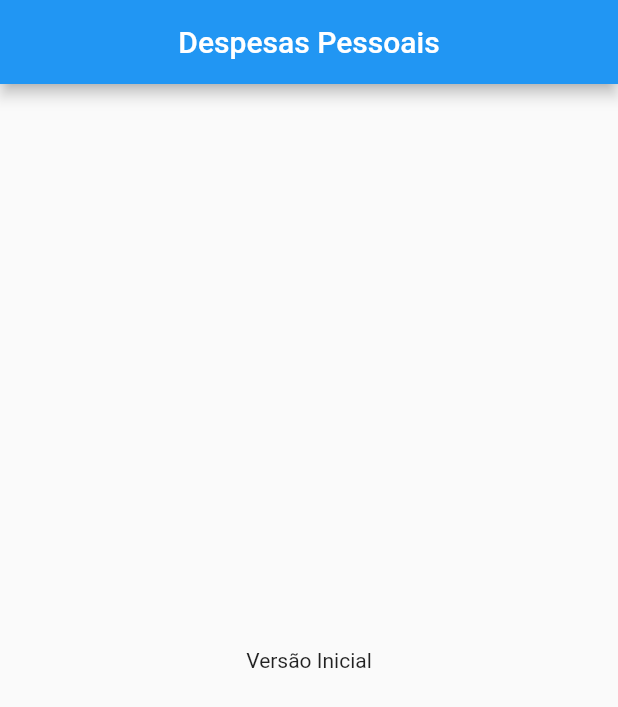
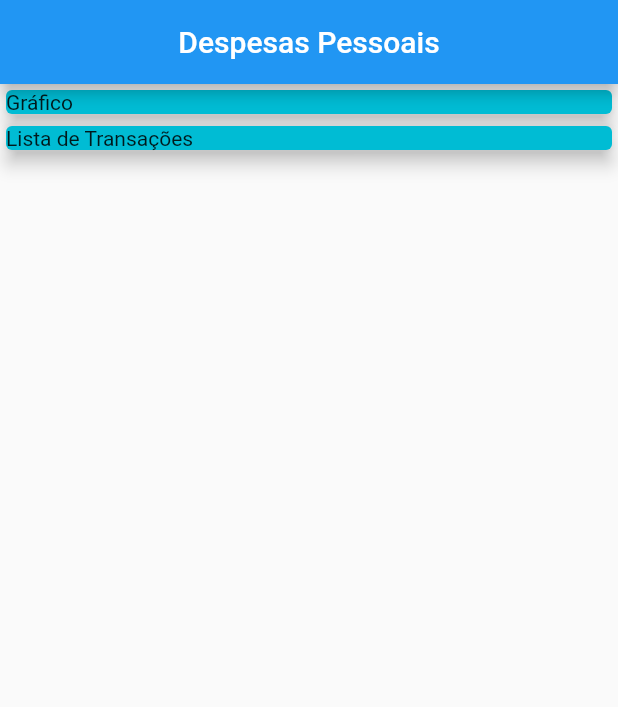
Before and after one commit to 9reis/despesas_pessoais__flutter, a Flutter app: the screen it shows after launch, on a phone screen of 412 x 824 dp. Shown: the top 707 px of the screen. Run offline on Flutter 3.47's test engine with Material 2 defaults, Android fonts, the phone set to English and light mode, and no system bars.

Commit message:
Combinando Widgets

```diff
--- a/lib/main.dart
+++ b/lib/main.dart
@@ -20,13 +20,29 @@ class MyHomePage extends StatelessWidget {
   @override
   Widget build(BuildContext context) {
     return Scaffold(
-      appBar: AppBar(
-        title: Text('Despesas Pessoais'),
-        centerTitle: true,
-      ),
-      body: Center(
-        child: Text('Versão Inicial'),
-      ),
-    );
+        appBar: AppBar(
+          title: Text('Despesas Pessoais'),
+          centerTitle: true,
+        ),
+        body: Column(
+          children: [
+            Container(
+              width: double.infinity,
+              child: Card(
+                child: Text('Gráfico'),
+                elevation: 5,
+                color: Colors.cyan,
+              ),
+            ),
+            Container(
+              width: double.infinity,
+              child: Card(
+                child: Text('Lista de Transações'),
+                elevation: 5,
+                color: Colors.cyan,
+              ),
+            )
+          ],
+        ));
   }
 }
```
